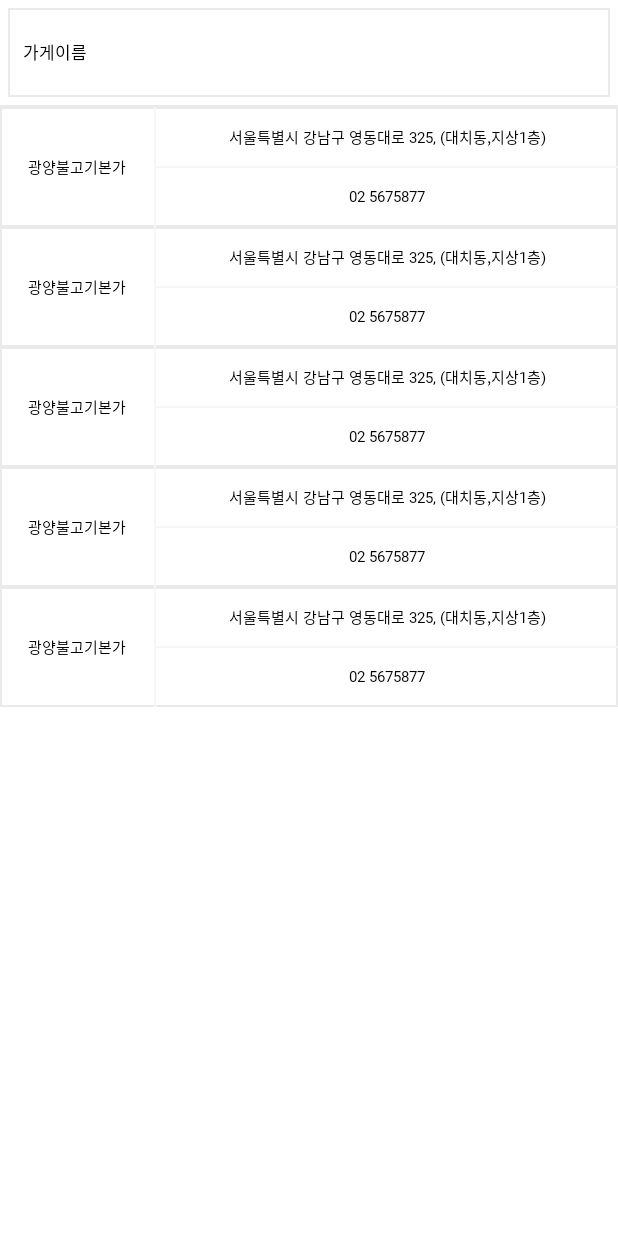
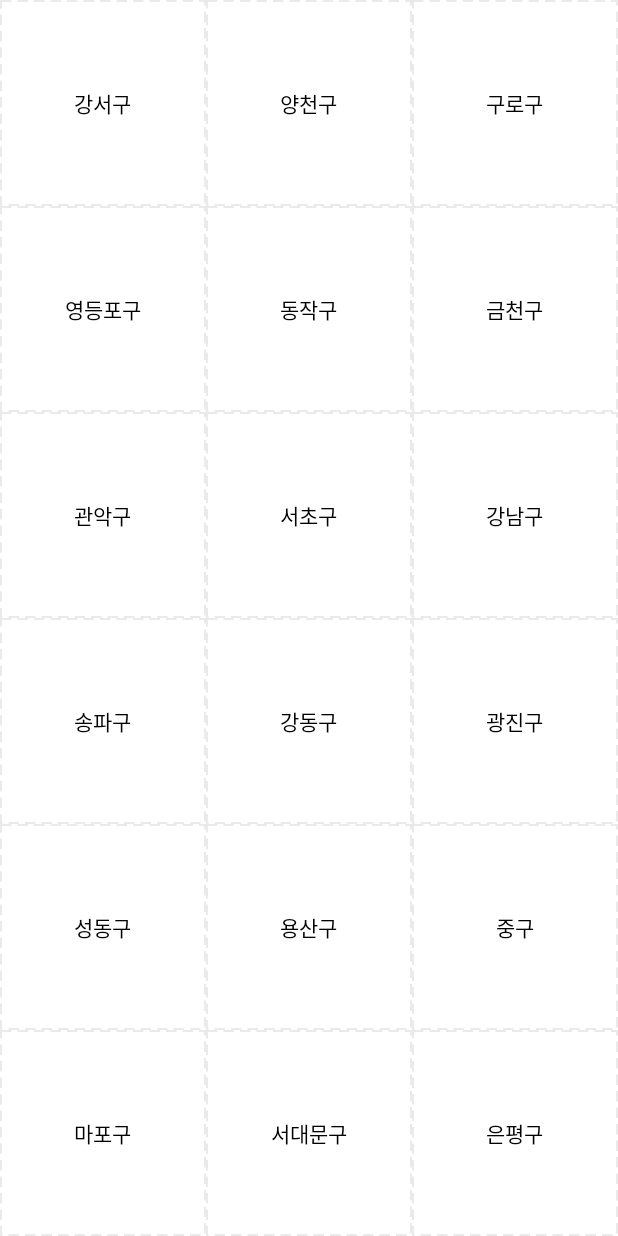
Before and after one commit to jin5578/SeoulContest, an Android app: the PhotoshopActivity screen opened directly, with no data from a screen before it, after a tap on "매장검색", on a phone screen of 412 x 824 dp. Run offline under Robolectric (Android 15) with nearby library versions, the phone set to English and light mode, and no system bars; pictures from the network do not load; Roboto replaces fonts that are not available here; 1 statement that could not run was skipped; 2 other taps on this screen came first.

Commit message:
MapActivity  - 지역 구 선택 Activity 연결완료

```diff
--- a/app/src/main/java/com/tistory/jeongs0222/seoulcontest/ui/camera/CameraPresenter.kt
+++ b/app/src/main/java/com/tistory/jeongs0222/seoulcontest/ui/camera/CameraPresenter.kt
@@ -1,7 +1,6 @@
 package com.tistory.jeongs0222.seoulcontest.ui.camera
 
 import android.content.Context
-import android.hardware.Camera
 
 
 class CameraPresenter: CameraContract.Presenter {
--- a/app/src/main/java/com/tistory/jeongs0222/seoulcontest/ui/map/MapActivity.kt
+++ b/app/src/main/java/com/tistory/jeongs0222/seoulcontest/ui/map/MapActivity.kt
@@ -2,7 +2,9 @@ package com.tistory.jeongs0222.seoulcontest.ui.map
 
 import android.support.v7.app.AppCompatActivity
 import android.os.Bundle
+import android.support.v7.widget.RecyclerView
 import com.tistory.jeongs0222.seoulcontest.R
+import kotlinx.android.synthetic.main.activity_map.*
 
 class MapActivity : AppCompatActivity(), MapContract.View {
 
@@ -19,5 +21,9 @@ class MapActivity : AppCompatActivity(), MapContract.View {
         mPresenter = MapPresenter()
 
         mPresenter.setView(this, this)
+
+        mPresenter.setUpRecyclerView()
     }
+
+    override fun recyclerView(): RecyclerView = map_recyclerView
 }
--- /dev/null
+++ b/app/src/main/java/com/tistory/jeongs0222/seoulcontest/ui/map/MapAdapter.kt
@@ -0,0 +1,43 @@
+package com.tistory.jeongs0222.seoulcontest.ui.map
+
+import android.content.Context
+import android.content.Intent
+import android.support.v7.widget.RecyclerView
+import android.view.LayoutInflater
+import android.view.View
+import android.view.ViewGroup
+import android.widget.TextView
+import com.tistory.jeongs0222.seoulcontest.R
+import com.tistory.jeongs0222.seoulcontest.ui.place.PlaceActivity
+import com.tistory.jeongs0222.seoulcontest.util.ArrayUtil
+import com.tistory.jeongs0222.seoulcontest.util.SquareView
+
+
+class MapAdapter(internal val context: Context): RecyclerView.Adapter<MapAdapter.ViewHolder>() {
+
+    override fun onCreateViewHolder(parent: ViewGroup, viewType: Int): ViewHolder =
+            ViewHolder(LayoutInflater.from(parent.context).inflate(R.layout.item_map, parent, false))
+
+    override fun onBindViewHolder(holder: ViewHolder, position: Int) {
+        holder.map_gu_textView.text = ArrayUtil.guList[position]
+
+        holder.map_entire_layout.setOnClickListener {
+            val intent = Intent(it.context, PlaceActivity::class.java)
+            intent.putExtra("order", position)
+
+            it.context.startActivity(intent)
+        }
+    }
+
+    override fun getItemCount(): Int = 25
+
+    class ViewHolder(itemView: View): RecyclerView.ViewHolder(itemView) {
+        val map_entire_layout: SquareView
+        val map_gu_textView: TextView
+
+        init {
+            map_entire_layout = itemView.findViewById(R.id.map_entire_layout)
+            map_gu_textView = itemView.findViewById(R.id.map_gu_textView)
+        }
+    }
+}
--- a/app/src/main/java/com/tistory/jeongs0222/seoulcontest/ui/map/MapContract.kt
+++ b/app/src/main/java/com/tistory/jeongs0222/seoulcontest/ui/map/MapContract.kt
@@ -1,15 +1,19 @@
 package com.tistory.jeongs0222.seoulcontest.ui.map
 
 import android.content.Context
+import android.support.v7.widget.RecyclerView
 
 
 interface MapContract {
 
     interface View {
-
+        fun recyclerView(): RecyclerView
     }
 
     interface Presenter {
         fun setView(view: View, context: Context)
+
+        fun setUpRecyclerView()
+
     }
 }
--- a/app/src/main/java/com/tistory/jeongs0222/seoulcontest/ui/map/MapPresenter.kt
+++ b/app/src/main/java/com/tistory/jeongs0222/seoulcontest/ui/map/MapPresenter.kt
@@ -1,6 +1,8 @@
 package com.tistory.jeongs0222.seoulcontest.ui.map
 
 import android.content.Context
+import android.support.v7.widget.DefaultItemAnimator
+import android.support.v7.widget.GridLayoutManager
 
 
 class MapPresenter: MapContract.Presenter {
@@ -8,10 +10,24 @@ class MapPresenter: MapContract.Presenter {
     private lateinit var view: MapContract.View
     private lateinit var context: Context
 
+    private lateinit var mAdapter: MapAdapter
+
     override fun setView(view: MapContract.View, context: Context) {
         this.view = view
         this.context = context
     }
 
+    override fun setUpRecyclerView() {
+        mAdapter = MapAdapter(context)
+
+        view.recyclerView().apply {
+            adapter = mAdapter
+            layoutManager = GridLayoutManager(context, 3)
+            setHasFixedSize(true)
+            itemAnimator = DefaultItemAnimator()
+            scrollToPosition(0)
+        }
+    }
+
 
 }
--- a/app/src/main/java/com/tistory/jeongs0222/seoulcontest/ui/photoshop/PhotoshopPlaceAdapter.kt
+++ b/app/src/main/java/com/tistory/jeongs0222/seoulcontest/ui/photoshop/PhotoshopPlaceAdapter.kt
@@ -11,6 +11,7 @@ import android.view.ViewGroup
 import android.widget.Button
 import android.widget.EditText
 import com.tistory.jeongs0222.seoulcontest.R
+import com.tistory.jeongs0222.seoulcontest.ui.map.MapActivity
 import com.tistory.jeongs0222.seoulcontest.ui.place.PlaceActivity
 
 
@@ -39,7 +40,8 @@ class PhotoshopPlaceAdapter(internal val context: Context, val callback: (String
         })
 
         holder.place_search_button.setOnClickListener {
-            val intent = Intent(it.context, PlaceActivity::class.java)
+            //val intent = Intent(it.context, PlaceActivity::class.java)
+            val intent = Intent(it.context, MapActivity::class.java)
 
             it.context.startActivity(intent)
         }
--- a/app/src/main/java/com/tistory/jeongs0222/seoulcontest/ui/place/PlaceActivity.kt
+++ b/app/src/main/java/com/tistory/jeongs0222/seoulcontest/ui/place/PlaceActivity.kt
@@ -4,6 +4,7 @@ import android.opengl.Visibility
 import android.support.v7.app.AppCompatActivity
 import android.os.Bundle
 import android.support.v7.widget.RecyclerView
+import android.util.Log
 import android.view.View
 import android.widget.EditText
 import android.widget.TextView
@@ -12,7 +13,11 @@ import kotlinx.android.synthetic.main.activity_place.*
 
 class PlaceActivity : AppCompatActivity(), PlaceContract.View {
 
+    private val TAG = "PlaceActivity"
+
     private lateinit var mPresenter: PlacePresenter
+
+    private var order = 0
 
     override fun onCreate(savedInstanceState: Bundle?) {
         super.onCreate(savedInstanceState)
@@ -22,6 +27,8 @@ class PlaceActivity : AppCompatActivity(), PlaceContract.View {
     }
 
     private fun init() {
+        getValue()
+
         mPresenter = PlacePresenter()
 
         mPresenter.setView(this, this)
@@ -29,6 +36,12 @@ class PlaceActivity : AppCompatActivity(), PlaceContract.View {
         mPresenter.setUpSearchFunc()
 
         mPresenter.setUpRecyclerView()
+    }
+
+    private fun getValue() {
+        order = getIntent().extras.getInt("order")
+
+        Log.e(TAG, order.toString())
     }
 
     override fun nameEditText(): EditText = place_name_editText
--- a/app/src/main/java/com/tistory/jeongs0222/seoulcontest/util/ArrayUtil.kt
+++ b/app/src/main/java/com/tistory/jeongs0222/seoulcontest/util/ArrayUtil.kt
@@ -4,9 +4,15 @@ package com.tistory.jeongs0222.seoulcontest.util
 object ArrayUtil {
 
     val paintColorList = arrayOf("#FFFFFF", "#BDBDBD", "#A6A6A6", "#000000", "#f98da5", "#FF7F00", "#FF0000", "#FFFF00", "#3395ff", "#2278d4", "#e4b5fc", "#a854d4")
+
     val fontList = arrayOf("고양체", "나눔스퀘어라운드", "나눔스퀘어", "주아체", "한나는11살체", "고도라운드체", "고도마음체", "야놀자체", "미생체", "신비는7살체", "꽃길체", "개미똥구멍체")
+
     val fontsList = arrayOf("fonts/goyang.otf", "fonts/NanumSquareRoundOTFR.otf", "fonts/NanumSquareOTFRegular.otf", "fonts/bmjua.otf", "fonts/bmhanna_11yrs.otf", "fonts/godoRoundedR.ttf", "fonts/godoMaum.ttf", "fonts/yanoljaR.otf", "fonts/SDMiSaeng.ttf", "fonts/SSShinb7.ttf", "fonts/SangSangFlowerRoad.otf", "fonts/SangSangAnt.otf")
+
     val stampList = arrayOf(1, 2, 3, 4, 5, 6, 7, 8)
+
+    val guList = arrayOf("강서구", "양천구", "구로구", "영등포구", "동작구", "금천구", "관악구", "서초구", "강남구", "송파구", "강동구", "광진구", "성동구", "용산구", "중구", "마포구", "서대문구", "은평구", "종로구", "성북구", "동대문구", "중랑구", "강북구", "도봉구", "노원구")
+
     val urlList = arrayOf("http://openAPI.gangseo.seoul.kr:8088/674744486b6a696e35336977436147/json/GangseoModelRestaurantDesignate/",
             "http://openAPI.yangcheon.go.kr:8088/674744486b6a696e35336977436147/json/YcModelRestaurantDesignate/",
             "http://openAPI.guro.go.kr:8088/674744486b6a696e35336977436147/json/GuroModelRestaurantDesignate/",
--- /dev/null
+++ b/app/src/main/java/com/tistory/jeongs0222/seoulcontest/util/SquareView.java
@@ -0,0 +1,38 @@
+package com.tistory.jeongs0222.seoulcontest.util;
+
+import android.content.Context;
+import android.util.AttributeSet;
+import android.view.View;
+import android.view.ViewGroup;
+import android.widget.LinearLayout;
+
+public class SquareView extends ViewGroup {
+
+    public SquareView(Context context) {
+        super(context);
+    }
+
+    public SquareView(final Context context, final AttributeSet attrs) {
+        super(context, attrs);
+    }
+
+    public SquareView(final Context context, final AttributeSet attrs, final int defStyle) {
+        super(context, attrs, defStyle);
+    }
+
+    @Override
+    protected void onLayout(boolean changed, int l, int u, int r, int d) {
+        getChildAt(0).layout(0, 0, r - l, d - u); // Layout with max size
+    }
+
+    @Override
+    protected void onMeasure(int widthMeasureSpec, int heightMeasureSpec) {
+
+        View child = getChildAt(0);
+        child.measure(widthMeasureSpec, widthMeasureSpec);
+        int width = resolveSize(child.getMeasuredWidth()/3, widthMeasureSpec);
+        child.measure(width, width); // 2nd pass with the correct size
+        setMeasuredDimension(width, width);
+    }
+
+}
--- /dev/null
+++ b/app/src/main/res/drawable-v24/rectangle2_background.xml
@@ -0,0 +1,13 @@
+<?xml version="1.0" encoding="utf-8"?>
+<shape xmlns:android="http://schemas.android.com/apk/res/android"
+    android:shape="rectangle"
+    android:padding="20dp">
+
+    <solid android:color="@color/colorWhite"/>
+
+    <stroke android:width="1dp"
+        android:color="@color/colorLightGray"
+        android:dashWidth="7dp"
+        android:dashGap="4dp"/>
+
+</shape>
--- a/app/src/main/res/layout/activity_map.xml
+++ b/app/src/main/res/layout/activity_map.xml
@@ -1,9 +1,20 @@
 <?xml version="1.0" encoding="utf-8"?>
-<android.support.constraint.ConstraintLayout xmlns:android="http://schemas.android.com/apk/res/android"
+<android.support.constraint.ConstraintLayout
+    xmlns:android="http://schemas.android.com/apk/res/android"
+    xmlns:tools="http://schemas.android.com/tools"
     xmlns:app="http://schemas.android.com/apk/res-auto"
-    xmlns:tools="http://schemas.android.com/tools"
     android:layout_width="match_parent"
     android:layout_height="match_parent"
+    android:background="@color/colorWhite"
     tools:context=".ui.map.MapActivity">
 
+    <android.support.v7.widget.RecyclerView
+        android:id="@+id/map_recyclerView"
+        android:layout_width="0dp"
+        android:layout_height="0dp"
+        app:layout_constraintTop_toTopOf="parent"
+        app:layout_constraintStart_toStartOf="parent"
+        app:layout_constraintEnd_toEndOf="parent"
+        app:layout_constraintBottom_toBottomOf="parent"/>
+
 </android.support.constraint.ConstraintLayout>
--- /dev/null
+++ b/app/src/main/res/layout/item_map.xml
@@ -0,0 +1,27 @@
+<?xml version="1.0" encoding="utf-8"?>
+<com.tistory.jeongs0222.seoulcontest.util.SquareView
+    xmlns:android="http://schemas.android.com/apk/res/android"
+    android:id="@+id/map_entire_layout"
+    android:layout_width="match_parent"
+    android:layout_height="wrap_content"
+    android:background="@color/colorWhite">
+
+    <LinearLayout
+        android:layout_width="match_parent"
+        android:layout_height="match_parent"
+        android:background="@drawable/rectangle2_background"
+        android:gravity="center"
+        android:orientation="horizontal">
+
+        <TextView
+            android:id="@+id/map_gu_textView"
+            android:layout_width="wrap_content"
+            android:layout_height="wrap_content"
+            android:text="노원구"
+            android:textColor="@color/colorBlack"
+            android:textSize="14sp"
+            android:fontFamily="@font/goyang"/>
+
+    </LinearLayout>
+
+</com.tistory.jeongs0222.seoulcontest.util.SquareView>
```
